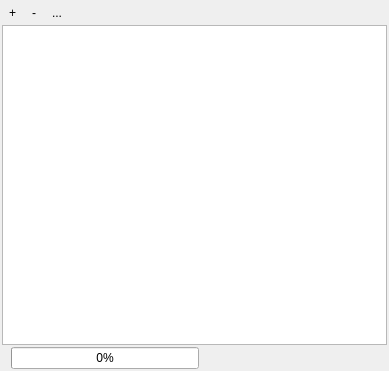
Before: the Qt Designer form qps/speclib/ui/spectralprofilesourcepanel.ui in EnMAP-Box/qgispluginsupport, drawn with Qt 5.
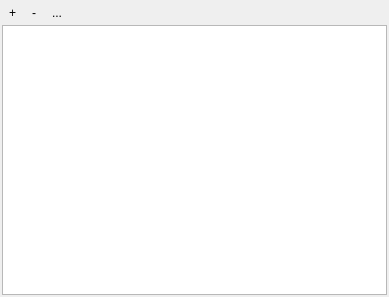
After: the same form once the commit is applied. Icons and pictures are not drawn. Custom widgets are drawn as their Qt base class.

```diff
--- a/qps/speclib/ui/spectralprofilesourcepanel.ui
+++ b/qps/speclib/ui/spectralprofilesourcepanel.ui
@@ -7,7 +7,7 @@
     <x>0</x>
     <y>0</y>
     <width>389</width>
-    <height>371</height>
+    <height>297</height>
    </rect>
   </property>
   <property name="windowTitle">
@@ -108,43 +108,6 @@
       </property>
      </widget>
     </item>
-    <item>
-     <layout class="QHBoxLayout" name="horizontalLayout_2">
-      <property name="spacing">
-       <number>2</number>
-      </property>
-      <property name="topMargin">
-       <number>0</number>
-      </property>
-      <item>
-       <widget class="QLabel" name="label">
-        <property name="text">
-         <string/>
-        </property>
-       </widget>
-      </item>
-      <item>
-       <widget class="QProgressBar" name="progressBar">
-        <property name="value">
-         <number>0</number>
-        </property>
-       </widget>
-      </item>
-      <item>
-       <spacer name="horizontalSpacer_2">
-        <property name="orientation">
-         <enum>Qt::Horizontal</enum>
-        </property>
-        <property name="sizeHint" stdset="0">
-         <size>
-          <width>40</width>
-          <height>20</height>
-         </size>
-        </property>
-       </spacer>
-      </item>
-     </layout>
-    </item>
    </layout>
   </widget>
   <action name="actionAddRelation">
```
